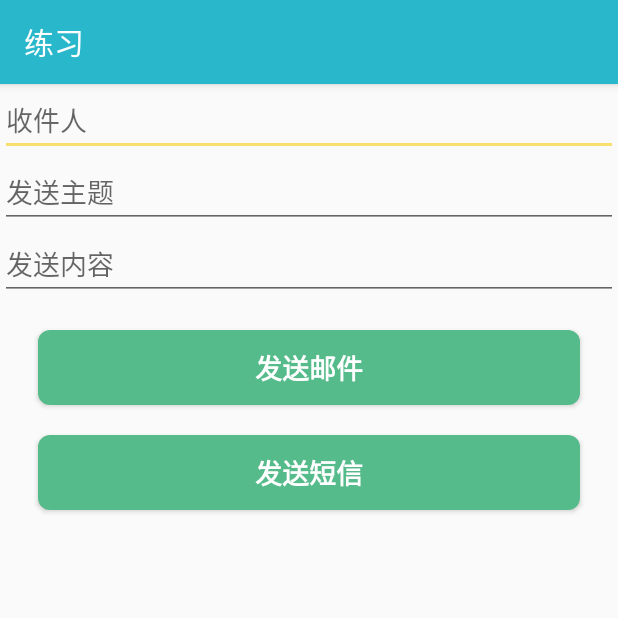
After one commit to SnailLxy/exercise, an Android app: the SendIntentActivity screen opened directly, with no data from a screen before it, on a phone screen of 412 x 824 dp, the top half of it. The commit adds this screen. Run offline under Robolectric (Android 15) with nearby library versions, the phone set to English and light mode, and no system bars.

Commit message:
[练习]-添加发送信息相关intent练习 功能： 添加发送信息相关隐式intent使用练习， 主要练习了发送短信和发送邮件

```diff
--- a/app/src/main/AndroidManifest.xml
+++ b/app/src/main/AndroidManifest.xml
@@ -12,7 +12,8 @@
       android:roundIcon="@mipmap/ic_launcher_round"
       android:supportsRtl="true"
       android:theme="@style/AppTheme">
-    <activity android:name=".activity.commonintent.CallIntentActivity"></activity>
+    <activity android:name=".activity.commonintent.SendIntentActivity"></activity>
+    <activity android:name=".activity.commonintent.CallIntentActivity" />
     <activity
         android:name=".activity.MainActivity"
         android:theme="@style/ExerciseActivityTheme">
--- a/app/src/main/java/com/lixueyang/exercise/activity/commonintent/CommonIntentActivity.java
+++ b/app/src/main/java/com/lixueyang/exercise/activity/commonintent/CommonIntentActivity.java
@@ -53,6 +53,7 @@ public class CommonIntentActivity extends AppCompatActivity {
     binding.btnGotoSearchMediaPlayIntentActivity.setOnClickListener(view -> SearchIntentActivity.startSearchIntentActivity(this));
     binding.btnGotoNewNoteIntentActivity.setOnClickListener(view -> NewNoteIntentActivity.startNewNoteIntentActivity(this));
     binding.btnGotoCallIntentActivity.setOnClickListener(view -> CallIntentActivity.startCallIntentActivity(this));
+    binding.btnGotoSendIntentActivity.setOnClickListener(view -> SendIntentActivity.startSendIntentActivity(this));
   }
 
   /**
--- /dev/null
+++ b/app/src/main/java/com/lixueyang/exercise/activity/commonintent/SendIntentActivity.java
@@ -0,0 +1,60 @@
+package com.lixueyang.exercise.activity.commonintent;
+
+import androidx.appcompat.app.AppCompatActivity;
+
+import android.app.Activity;
+import android.content.Intent;
+import android.net.Uri;
+import android.os.Bundle;
+
+import com.lixueyang.exercise.databinding.ActivitySendIntentBinding;
+
+/**
+ * 发送相关的intent，这里练习发邮件或短信
+ * 1、ACTION_SENDTO （适用于不带附件）
+ * ACTION_SEND（适用于带一个附件）
+ * ACTION_SEND_MULTIPLE（适用于带多个附件）
+ * 2、添加附件时，使用Intent.EXTRA_STREAM，对应附件的uri,多个附件则是List
+ */
+public class SendIntentActivity extends AppCompatActivity {
+
+  private ActivitySendIntentBinding binding;
+
+  public static void startSendIntentActivity(Activity activity) {
+    Intent intent = new Intent(activity, SendIntentActivity.class);
+    activity.startActivity(intent);
+  }
+
+
+  @Override
+  protected void onCreate(Bundle savedInstanceState) {
+    super.onCreate(savedInstanceState);
+    binding = ActivitySendIntentBinding.inflate(getLayoutInflater());
+    setContentView(binding.getRoot());
+    initView();
+  }
+
+  private void initView() {
+    binding.btnSendEmail.setOnClickListener(view -> {
+      //不带附件
+      Intent intent = new Intent(Intent.ACTION_SENDTO);
+      intent.setData(Uri.parse("mailto:"));//限制只有邮箱应用处理
+      intent.putExtra(Intent.EXTRA_EMAIL, binding.etEmailNo.getText());
+      intent.putExtra(Intent.EXTRA_SUBJECT, binding.etSendSubject.getText());
+      intent.putExtra(Intent.EXTRA_TEXT, binding.etSendContent.getText());
+      if (intent.resolveActivity(getPackageManager()) != null) {
+        startActivity(intent);
+      }
+    });
+
+    binding.btnSendSms.setOnClickListener(view -> {
+      Intent intent = new Intent(Intent.ACTION_SENDTO);
+      intent.setData(Uri.parse("smsto:"));//限制只有短信应用可以处理
+      intent.putExtra("subject", binding.etSendSubject.getText());
+      intent.putExtra("sms_body", binding.etSendContent.getText());
+      if (intent.resolveActivity(getPackageManager()) != null) {
+        startActivity(intent);
+      }
+    });
+  }
+}
--- /dev/null
+++ b/app/src/main/res/layout/activity_send_intent.xml
@@ -0,0 +1,45 @@
+<?xml version="1.0" encoding="utf-8"?>
+<androidx.constraintlayout.widget.ConstraintLayout xmlns:android="http://schemas.android.com/apk/res/android"
+    xmlns:app="http://schemas.android.com/apk/res-auto"
+    xmlns:tools="http://schemas.android.com/tools"
+    android:layout_width="match_parent"
+    android:layout_height="match_parent"
+    tools:context=".activity.commonintent.SendIntentActivity">
+
+  <EditText
+      android:id="@+id/et_email_no"
+      android:layout_width="match_parent"
+      android:layout_height="wrap_content"
+      android:hint="收件人"
+      app:layout_constraintTop_toTopOf="parent" />
+
+  <EditText
+      android:id="@+id/et_send_subject"
+      android:layout_width="match_parent"
+      android:layout_height="wrap_content"
+      android:hint="发送主题"
+      app:layout_constraintTop_toBottomOf="@id/et_email_no" />
+
+  <EditText
+      android:id="@+id/et_send_content"
+      android:layout_width="match_parent"
+      android:layout_height="wrap_content"
+      android:hint="发送内容"
+      app:layout_constraintTop_toBottomOf="@id/et_send_subject" />
+
+  <Button
+      android:id="@+id/btn_send_email"
+      style="@style/FeaturesButton"
+      android:layout_width="match_parent"
+      android:layout_height="50dp"
+      android:text="发送邮件"
+      app:layout_constraintTop_toBottomOf="@id/et_send_content" />
+
+  <Button
+      android:id="@+id/btn_send_sms"
+      style="@style/FeaturesButton"
+      android:layout_width="match_parent"
+      android:layout_height="50dp"
+      android:text="发送短信"
+      app:layout_constraintTop_toBottomOf="@id/btn_send_email" />
+</androidx.constraintlayout.widget.ConstraintLayout>
--- a/app/src/main/res/values/strings.xml
+++ b/app/src/main/res/values/strings.xml
@@ -32,4 +32,5 @@
   <string name="exercise_search_intent">搜索相关的Intent</string>
   <string name="exercise_new_note_intent">创建笔记相关的Intent</string>
   <string name="exercise_call_intent">拨打电话相关的Intent</string>
+  <string name="exercise_send_intent">发送消息相关的Intent</string>
 </resources>
```
Also changed, not shown: app/src/main/res/layout/activity_common_intent.xml (+8 -0 lines), 1 other file.
